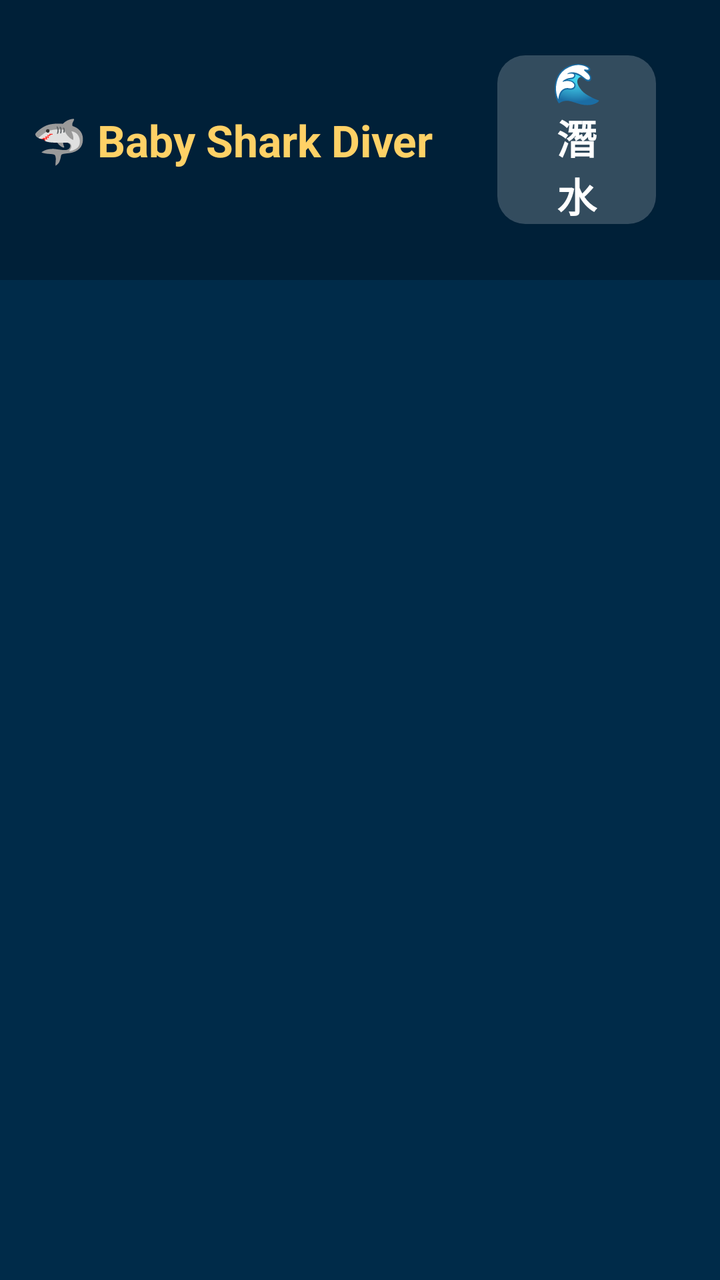
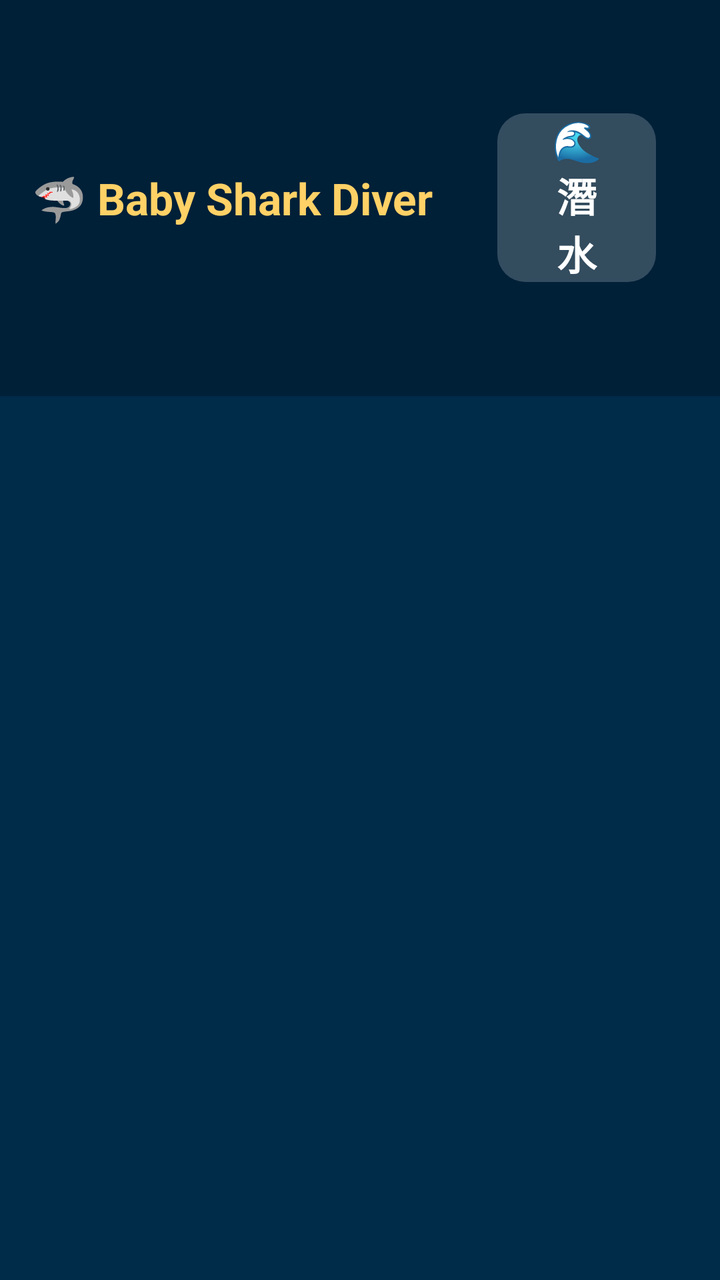

Two renders of the same Android screen: before a commit and after it. Below are the layout's source before the change and the commit's diff.
<!-- AndroidManifest.xml: application theme Theme.BabyShark -->
<!-- res/layout/activity_main.xml -->
<?xml version="1.0" encoding="utf-8"?>
<FrameLayout xmlns:android="http://schemas.android.com/apk/res/android"
    android:id="@+id/root_container"
    android:layout_width="match_parent"
    android:layout_height="match_parent"
    android:background="@color/deep_blue">

    
    <FrameLayout
        android:id="@+id/content_frame"
        android:layout_width="match_parent"
        android:layout_height="match_parent" />

    
    <LinearLayout
        android:id="@+id/top_nav_bar"
        android:layout_width="match_parent"
        android:layout_height="wrap_content"
        android:orientation="horizontal"
        android:padding="16dp"
        android:gravity="center_vertical"
        android:background="#99001A2E">

        <TextView
            android:id="@+id/title_text"
            android:layout_width="wrap_content"
            android:layout_height="wrap_content"
            android:text="🦈 Baby Shark Diver"
            android:textColor="@color/shark_yellow"
            android:textSize="22sp"
            android:textStyle="bold"
            android:paddingEnd="32dp" />

        <Button
            android:id="@+id/btn_game"
            android:layout_width="wrap_content"
            android:layout_height="wrap_content"
            android:text="🌊 潛水"
            android:textSize="20sp"
            android:textColor="@color/white"
            android:textStyle="bold"
            android:background="@drawable/nav_button_selector"
            android:focusable="true"
            android:layout_marginEnd="16dp"
            android:paddingStart="24dp"
            android:paddingEnd="24dp" />

        <Button
            android:id="@+id/btn_shop"
            android:layout_width="wrap_content"
            android:layout_height="wrap_content"
            android:text="🛠️ 裝備"
            android:textSize="20sp"
            android:textColor="@color/white"
            android:textStyle="bold"
            android:background="@drawable/nav_button_selector"
            android:focusable="true"
            android:layout_marginEnd="16dp"
            android:paddingStart="24dp"
            android:paddingEnd="24dp" />

        <Button
            android:id="@+id/btn_theater"
            android:layout_width="wrap_content"
            android:layout_height="wrap_content"
            android:text="🎬 兒歌"
            android:textSize="20sp"
            android:textColor="@color/white"
            android:textStyle="bold"
            android:background="@drawable/nav_button_selector"
            android:focusable="true"
            android:layout_marginEnd="16dp"
            android:paddingStart="24dp"
            android:paddingEnd="24dp" />

        <View
            android:layout_width="0dp"
            android:layout_height="1dp"
            android:layout_weight="1" />

        
        <TextView
            android:id="@+id/coins_text"
            android:layout_width="wrap_content"
            android:layout_height="wrap_content"
            android:text="🐚 0 金幣"
            android:textColor="#FFDF00"
            android:textSize="20sp"
            android:textStyle="bold"
            android:paddingStart="16dp"
            android:paddingEnd="16dp" />
    </LinearLayout>

</FrameLayout>
<!-- resources referenced by this layout -->
<resources>
  <color name="deep_blue">#002B49</color>
  <color name="shark_yellow">#FFD166</color>
  <color name="white">#FFFFFF</color>
  <!-- drawable nav_button_selector (drawable) -->
  <?xml version="1.0" encoding="utf-8"?>
  <selector xmlns:android="http://schemas.android.com/apk/res/android">
      <item android:state_focused="true">
          <shape android:shape="rectangle">
              <solid android:color="@color/shark_yellow" />
              <corners android:radius="14dp" />
              <stroke android:width="3dp" android:color="#FFFFFF" />
          </shape>
      </item>
      <item>
          <shape android:shape="rectangle">
              <solid android:color="#33FFFFFF" />
              <corners android:radius="14dp" />
          </shape>
      </item>
  </selector>
  <style name="Theme.BabyShark" parent="Theme.AppCompat.NoActionBar">
          <item name="android:windowNoTitle">true</item>
          <item name="android:windowFullscreen">true</item>
          <item name="android:windowBackground">@color/deep_blue</item>
          <item name="colorPrimary">@color/ocean_blue</item>
          <item name="colorSecondary">@color/shark_yellow</item>
      </style>
  <color name="ocean_blue">#0077BE</color>
</resources>

<!-- the commit's change to res/layout/activity_main.xml (unified diff, before → after) -->
@@ -73,6 +73,20 @@
             android:paddingStart="24dp"
             android:paddingEnd="24dp" />
 
+        <Button
+            android:id="@+id/btn_reset"
+            android:layout_width="wrap_content"
+            android:layout_height="wrap_content"
+            android:text="🔄 重新開始"
+            android:textSize="20sp"
+            android:textColor="#FFCDD2"
+            android:textStyle="bold"
+            android:background="@drawable/nav_button_selector"
+            android:focusable="true"
+            android:layout_marginEnd="16dp"
+            android:paddingStart="24dp"
+            android:paddingEnd="24dp" />
+
         <View
             android:layout_width="0dp"
             android:layout_height="1dp"
